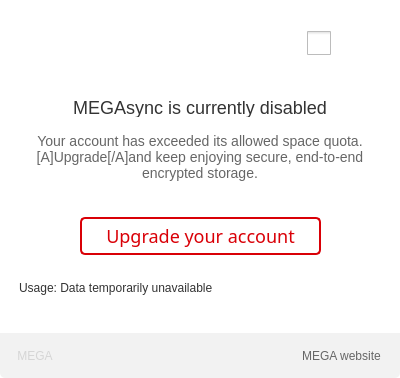
This is Source/MEGASync/gui/macx/InfoOverQuotaDialog.ui in meganz/MEGAsync as Qt 5 draws it before an edit. The edited form follows.
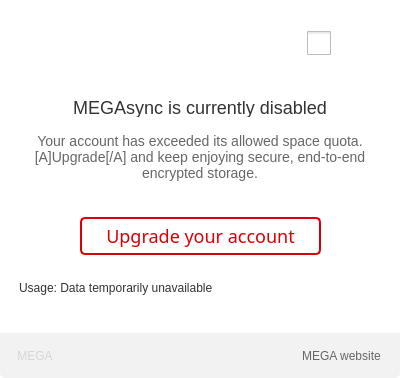
This is the edited form. Icons and pictures are not drawn. Custom widgets are drawn as their Qt base class.

The edit to the form file:
```diff
--- a/Source/MEGASync/gui/macx/InfoOverQuotaDialog.ui
+++ b/Source/MEGASync/gui/macx/InfoOverQuotaDialog.ui
@@ -501,7 +501,7 @@
                 <string notr="true"/>
                </property>
                <property name="text">
-                <string>Your account has exceeded its allowed space quota.[A]Upgrade[/A]and keep enjoying secure, end-to-end encrypted storage.</string>
+                <string>Your account has exceeded its allowed space quota. [A]Upgrade[/A] and keep enjoying secure, end-to-end encrypted storage.</string>
                </property>
                <property name="alignment">
                 <set>Qt::AlignHCenter|Qt::AlignTop</set>
```
